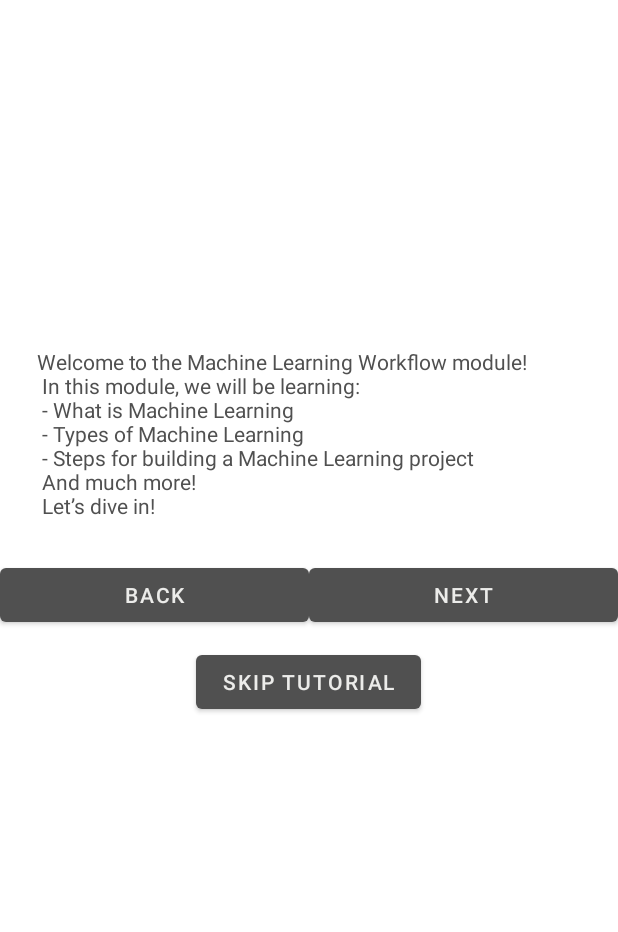
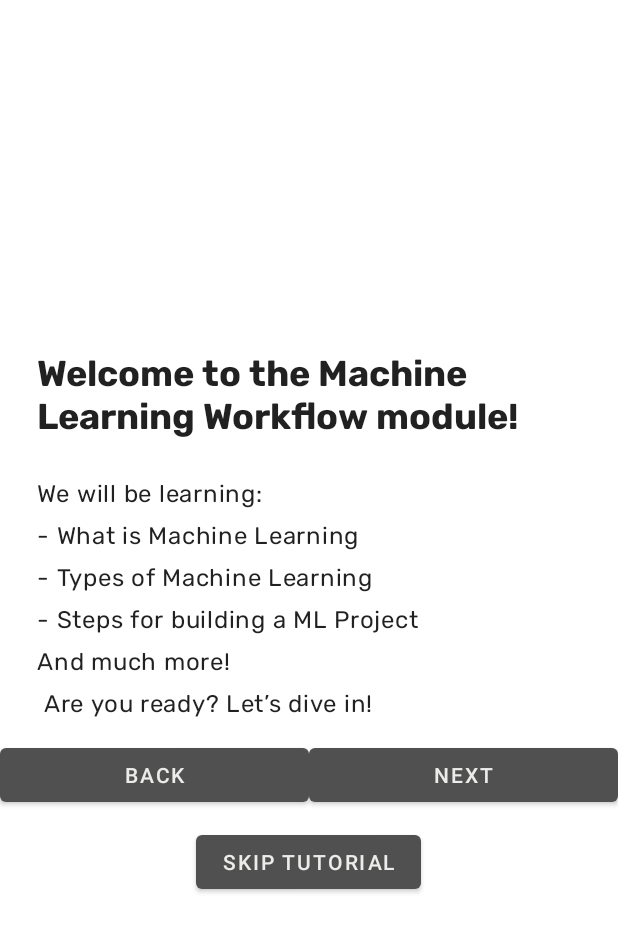
Before and after one commit to anisdismail/NuroApp, an Android app: the StepsActivity screen opened directly, with no data from a screen before it, on a phone screen of 412 x 824 dp. Shown: the top 932 px of the screen. Run offline under Robolectric (Android 15) with nearby library versions, the phone set to English and light mode, and no system bars; Roboto replaces fonts that are not available here.

Commit message:
formatted the textviews

```diff
--- a/app/src/main/res/layout/activity_failed.xml
+++ b/app/src/main/res/layout/activity_failed.xml
@@ -29,11 +29,13 @@
                 tools:srcCompat="@tools:sample/avatars" />
 
             <TextView
+                style="@style/TextAppearance.Nuro.Headline5"
                 android:id="@+id/description"
                 android:layout_width="362dp"
                 android:layout_height="wrap_content"
                 android:layout_gravity="center"
                 android:text="@string/Failed"
+                android:gravity="center"
                 />
 
             <LinearLayout
--- a/app/src/main/res/layout/activity_main.xml
+++ b/app/src/main/res/layout/activity_main.xml
@@ -26,6 +26,7 @@ android:layout_height="match_parent">
         android:layout_height="match_parent">
 
         <TextView
+            style="@style/TextAppearance.Nuro.Headline5"
             android:id="@+id/textView"
             android:layout_width="304dp"
             android:layout_height="80dp"
--- a/app/src/main/res/layout/activity_splash_screen.xml
+++ b/app/src/main/res/layout/activity_splash_screen.xml
@@ -26,7 +26,7 @@
         android:layout_centerHorizontal="true"
         android:layout_marginTop="90dp"
         android:fontFamily="@font/days_one"
-        android:text="nuro"
+        android:text="Nuro"
         android:textColor="#505050"
         android:textSize="35dp"
 
--- a/app/src/main/res/layout/activity_steps.xml
+++ b/app/src/main/res/layout/activity_steps.xml
@@ -29,6 +29,16 @@
                 tools:srcCompat="@tools:sample/avatars" />
 
             <TextView
+                android:id="@+id/title"
+                style="@style/TextAppearance.Nuro.Headline5"
+                android:layout_width="362dp"
+                android:layout_height="wrap_content"
+                android:layout_marginBottom="20dp"
+                android:layout_gravity="center"
+                android:text="@string/MLModuleWelcomePageTitle" />
+
+            <TextView
+                style="@style/TextAppearance.Nuro.Body1"
                 android:id="@+id/description"
                 android:layout_width="362dp"
                 android:layout_height="wrap_content"
--- a/app/src/main/res/layout/activity_success.xml
+++ b/app/src/main/res/layout/activity_success.xml
@@ -29,11 +29,13 @@
                 tools:srcCompat="@tools:sample/avatars" />
 
             <TextView
+                style="@style/TextAppearance.Nuro.Headline5"
                 android:id="@+id/description"
                 android:layout_width="362dp"
                 android:layout_height="wrap_content"
                 android:layout_gravity="center"
                 android:text="@string/Success"
+                android:gravity="center"
                 />
 
             <LinearLayout
--- a/app/src/main/res/values/strings.xml
+++ b/app/src/main/res/values/strings.xml
@@ -1,4 +1,5 @@
-<resources>
+<?xml version="1.0" encoding="utf-8"?>
+<resources xmlns:tools="http://schemas.android.com/tools">
     <string name="app_name">Nuro</string>
     <string name="flowcharts">Flowcharts</string>
     <string name="preferences">Preferences</string>
@@ -27,53 +28,36 @@
     <string name="launchmodel">LAUNCHMODEL</string>
 
     <string name="title_activity_scrolling_steps">ScrollingActivity_Steps</string>
+    <string name="MLModuleWelcomePageTitle">Welcome to the Machine Learning Workflow module!</string>
     <string name="MLModuleWelcomePage">
-Welcome to the Machine Learning Workflow module! \n
-In this module, we will be learning: \n
-- What is Machine Learning \n
-- Types of Machine Learning \n
-- Steps for building a Machine Learning project \n
-And much more! \n
-Let’s dive in! \n
-    </string>
-
+We will be learning:\n- What is Machine Learning\n- Types of Machine Learning\n- Steps for building a ML Project\nAnd much more!\n
+Are you ready? Let’s dive in!</string>
+    <string name="MLDefinitionTitle">What is Machine Learning?</string>
     <string name="MLDefinition">
-       <b> What is Machine Learning?</b> \n
-ML is a type of artificial intelligence (AI) that allows programs to become more accurate at predicting outcomes without being programmed to do so.
+        Machine Learning (ML) is a type of artificial intelligence (AI) that allows programs to become more accurate at predicting outcomes without being programmed to do so.
 Machine learning algorithms rely on data as input to predict new output values.
     </string>
+    <string name="IngredientsofMLTitle">Ingredients of a Machine Learning Project</string>
     <string name="IngredientsofML">
-        Ingredients of a Machine Learning Project \n
--Dataset \n
--Machine Learning Model \n
--Training Algorithm
+-Dataset\n-Machine Learning Model\n-Training Algorithm\n
     </string>
+    <string name="MLTypesTitle">Main Types of Machine Learning</string>
     <string name="MLTypes">
-Main Types of Machine Learning \n
--Supervised \n
--regression  \n
--classification \n
--Unsupervised \n
+-Supervised\n\t-regression\n\t-classification\n-Unsupervised
 </string>
+    <string name="MlSteps1Title">Steps for an ML project (part 1)</string>
     <string name="MlSteps1">
-        Steps for a ML project (part 1) \n
-- Loading the data \n
-- Visualizing the data \n
-- Preprocessing the data \n
+1. Loading the data\n2. Visualizing the data\n3. Preprocessing the data\n
     </string>
+    <string name="MlSteps2Title">Steps for an ML project (part 2)</string>
     <string name="MlSteps2">
-        Steps for a ML project (part 2) \n
-- Building the model \n
-- Train loop \n
-- Evaluate model \n
-- Launch model \n
+4. Building the model\n5. Train loop\n6. Evaluate model\n7. Launch model\n
     </string>
     <string name="Success">
-Congrats! You completed the module!
+Congrats!\nYou have completed the module!
     </string>
     <string name="Failed">
-Hard luck :( \n
-        Try again!
+Hard luck :(\nTry again!
     </string>
     <string name="action_settings">Settings</string>
 </resources>
```
Also changed, not shown: app/src/main/java/com/example/nuroapp/StepsActivity.java (+24 -11 lines), app/src/main/res/values/styles.xml (+0 -9 lines).
